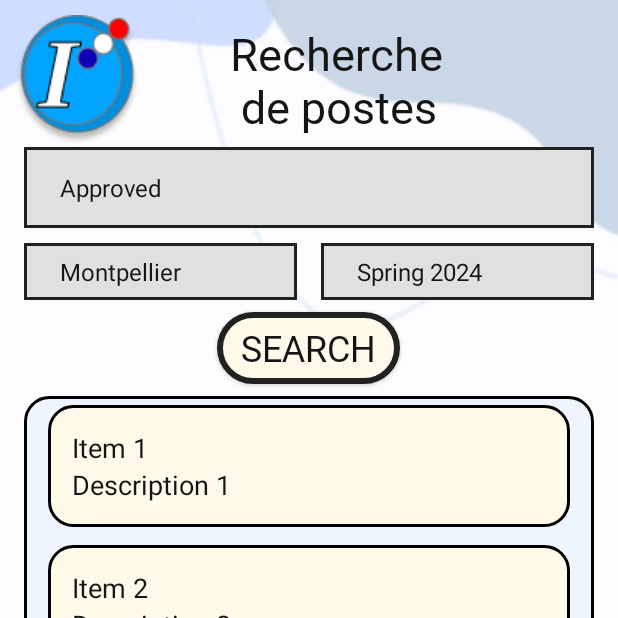
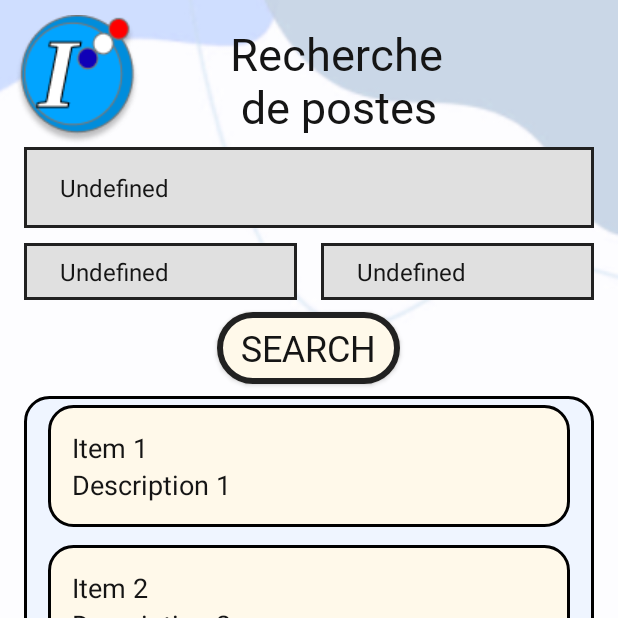
Before and after one commit to TheKing4012/DevMobile, an Android app: the ListOffersActivity screen opened directly, with no data from a screen before it, on a phone screen of 412 x 824 dp, the top half of it. Run offline under Robolectric (Android 15) with nearby library versions, the phone set to English and light mode, and no system bars; our stand-ins replace Firebase (no records; nobody signed in at launch, a user with empty details on screens opened directly).

Commit message:
add SpinnerAdapter

```diff
--- a/app/src/main/java/com/example/ListOffersActivity.java
+++ b/app/src/main/java/com/example/ListOffersActivity.java
@@ -19,13 +19,18 @@ import androidx.recyclerview.widget.LinearLayoutManager;
 import androidx.recyclerview.widget.RecyclerView;
 
 import com.example.utils.CommonHelper;
+import com.example.utils.CustomSpinnerAdapter;
 import com.example.utils.FadeItemAnimator;
 import com.example.utils.LambaExpr;
+import com.example.utils.OfferHelper;
 import com.example.utils.RecyclerItem;
 import com.example.utils.RecyclerItemAdapter;
 import com.google.android.gms.tasks.OnCompleteListener;
 import com.google.android.gms.tasks.Task;
 import com.google.firebase.auth.AuthResult;
+import com.google.firebase.database.DataSnapshot;
+import com.google.firebase.database.DatabaseError;
+import com.google.firebase.database.ValueEventListener;
 
 import java.util.ArrayList;
 import java.util.List;
@@ -104,15 +109,46 @@ public class ListOffersActivity extends Activity {
         Spinner timeSpinner = findViewById(R.id.SpinnerTime);
         Spinner zoneSpinner = findViewById(R.id.SpinnerZone);
 
-        ArrayAdapter<CharSequence> status_adapter = ArrayAdapter.createFromResource(this,
-                R.array.status, android.R.layout.simple_spinner_item);
-        ArrayAdapter<CharSequence> time_adapter = ArrayAdapter.createFromResource(this,
-                R.array.periodes, android.R.layout.simple_spinner_item);
-        ArrayAdapter<CharSequence> zone_adapter = ArrayAdapter.createFromResource(this,
-                R.array.zones, android.R.layout.simple_spinner_item);
+        CustomSpinnerAdapter statusAdapter = new CustomSpinnerAdapter(this,
+                android.R.layout.simple_spinner_item, getResources().getTextArray(R.array.status));
+        CustomSpinnerAdapter timeAdapter = new CustomSpinnerAdapter(this,
+                android.R.layout.simple_spinner_item, getResources().getTextArray(R.array.periodes));
+        CustomSpinnerAdapter zoneAdapter = new CustomSpinnerAdapter(this,
+                android.R.layout.simple_spinner_item, getResources().getTextArray(R.array.zones));
 
-        typeSpinner.setAdapter(status_adapter);
-        timeSpinner.setAdapter(time_adapter);
-        zoneSpinner.setAdapter(zone_adapter);
+        statusAdapter.setDropDownViewResource(android.R.layout.simple_spinner_dropdown_item);
+        timeAdapter.setDropDownViewResource(android.R.layout.simple_spinner_dropdown_item);
+        zoneAdapter.setDropDownViewResource(android.R.layout.simple_spinner_dropdown_item);
+
+        typeSpinner.setAdapter(statusAdapter);
+        timeSpinner.setAdapter(timeAdapter);
+        zoneSpinner.setAdapter(zoneAdapter);
+
+        // Sélectionner "Non défini" comme valeur par défaut
+        typeSpinner.setSelection(0);
+        timeSpinner.setSelection(0);
+        zoneSpinner.setSelection(0);
+    }
+
+    private void loadLast100Offers() {
+
+        OfferHelper offerHelper = new OfferHelper();
+        offerHelper.getLast100Offers(new ValueEventListener() {
+            @Override
+            public void onDataChange(DataSnapshot dataSnapshot) {
+                recyclerItemList.clear();
+                for (DataSnapshot snapshot : dataSnapshot.getChildren()) {
+                    String title = snapshot.child("title").getValue(String.class);
+                    String description = snapshot.child("description").getValue(String.class);
+                    recyclerItemList.add(new RecyclerItem(title, description, "status"));
+                }
+                adapter.notifyDataSetChanged();
+            }
+
+            @Override
+            public void onCancelled(DatabaseError databaseError) {
+                Toast.makeText(ListOffersActivity.this, "Failed to load offers: " + databaseError.getMessage(), Toast.LENGTH_SHORT).show();
+            }
+        });
     }
 }
--- /dev/null
+++ b/app/src/main/java/com/example/utils/CustomSpinnerAdapter.java
@@ -0,0 +1,39 @@
+package com.example.utils;
+
+import android.content.Context;
+import android.view.View;
+import android.view.ViewGroup;
+import android.widget.ArrayAdapter;
+import android.widget.TextView;
+
+import androidx.annotation.NonNull;
+import androidx.annotation.Nullable;
+
+public class CustomSpinnerAdapter extends ArrayAdapter<CharSequence> {
+
+    private boolean isFirstSelection = true;
+
+    public CustomSpinnerAdapter(@NonNull Context context, int resource, @NonNull CharSequence[] objects) {
+        super(context, resource, objects);
+    }
+
+    @Override
+    public View getDropDownView(int position, @Nullable View convertView, @NonNull ViewGroup parent) {
+        View view = super.getDropDownView(position, convertView, parent);
+        TextView textView = (TextView) view;
+
+        if (isFirstSelection) {
+            textView.setVisibility(position == 0 ? View.GONE : View.VISIBLE);
+        } else {
+            textView.setVisibility(View.VISIBLE);
+        }
+
+        return view;
+    }
+
+    @Override
+    public void notifyDataSetChanged() {
+        super.notifyDataSetChanged();
+        isFirstSelection = false;
+    }
+}
--- a/app/src/main/res/values/strings.xml
+++ b/app/src/main/res/values/strings.xml
@@ -38,6 +38,7 @@
     <string name="text_see_offers">See all offers</string>
 
     <string-array name="type_interim">
+        <item>Undefined</item>
         <item>Temporaty work</item>
         <item>Long-term work</item>
         <item>Temp-to-perm</item>
@@ -46,6 +47,7 @@
         <item>Seasonal</item>
     </string-array>
     <string-array name="zones">
+        <item>Undefined</item>
         <item>Montpellier</item>
         <item>Marseille</item>
         <item>Sète</item>
@@ -57,6 +59,7 @@
         <item>Lattes</item>
     </string-array>
     <string-array name="periodes">
+        <item>Undefined</item>
         <item>Spring 2024</item>
         <item>Summer 2024</item>
         <item>Fall 2024</item>
@@ -69,6 +72,7 @@
     <string name="text_error_not_same_password">The passwords sent are not the same</string>
 
     <string-array name="status">
+        <item>Undefined</item>
         <item>Approved</item>
         <item>Pending</item>
         <item>Rejected</item>
```
Also changed, not shown: app/src/main/java/com/example/utils/OfferHelper.java (added, +45 -0 lines), 2 other files.
